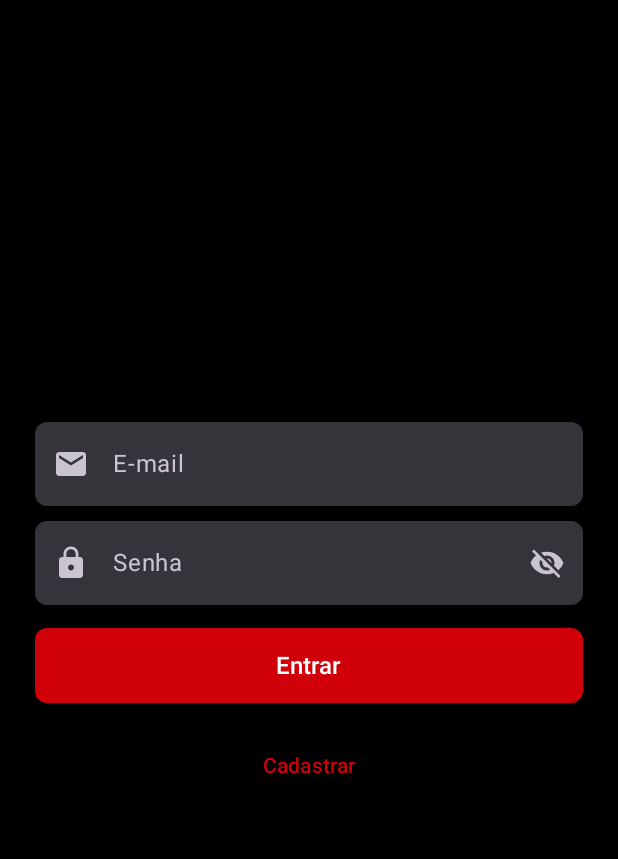
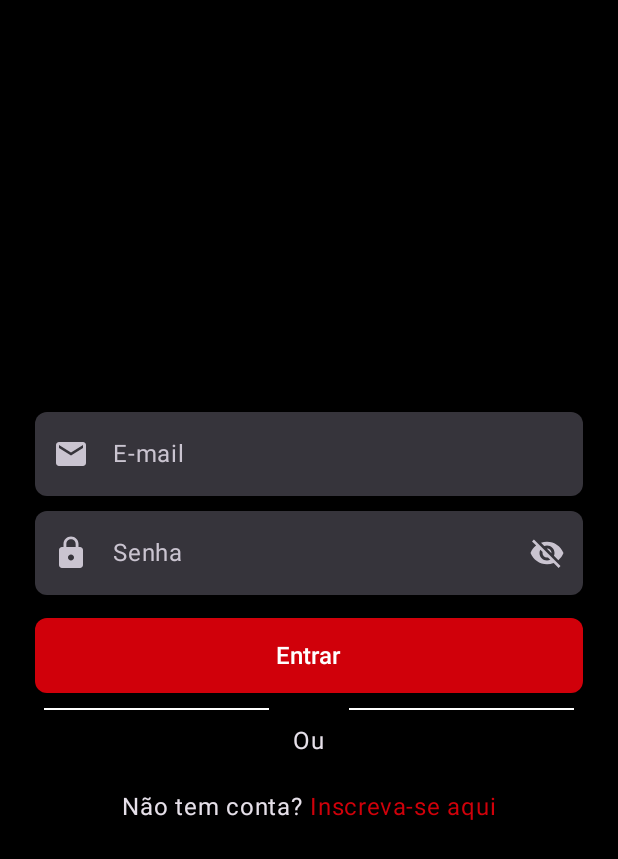
Before and after one commit to Saullo-Programador/Chave-Gen, an Android app built with Jetpack Compose: the screen it shows after launch (MainActivity), on a phone screen of 412 x 824 dp. Shown: the top 859 px of the screen. Run offline under Robolectric (Android 15) with nearby library versions, the phone set to English and light mode, and no system bars; our stand-ins replace Dagger/Hilt's generated code, Firebase (no records; nobody signed in at launch, a user with empty details on screens opened directly), accompanist.

Commit message:
adicionado tela de Splash

```diff
--- a/app/build.gradle.kts
+++ b/app/build.gradle.kts
@@ -75,6 +75,7 @@ dependencies {
 
     implementation(libs.accompanist.systemuicontroller)
     implementation(libs.androidx.datastore.preferences)
+    implementation(libs.lottie.compose)
 
     implementation(libs.androidx.core.ktx)
     implementation(libs.androidx.lifecycle.runtime.ktx)
--- a/app/src/main/java/com/example/chavegen/MainActivity.kt
+++ b/app/src/main/java/com/example/chavegen/MainActivity.kt
@@ -14,20 +14,24 @@
     import androidx.compose.runtime.collectAsState
     import androidx.compose.runtime.getValue
     import androidx.compose.runtime.mutableStateOf
+    import androidx.compose.runtime.remember
     import androidx.compose.runtime.saveable.rememberSaveable
     import androidx.compose.runtime.setValue
     import androidx.compose.ui.Modifier
     import androidx.compose.ui.graphics.Color
     import androidx.hilt.navigation.compose.hiltViewModel
     import androidx.navigation.compose.rememberNavController
+    import com.example.chavegen.ui.navigation.AppGraph
     import com.example.chavegen.ui.navigation.RootNavigationGraph
     import com.example.chavegen.ui.navigation.navigateToAuthGraph
     import com.example.chavegen.ui.navigation.navigateToHomeGraph
+    import com.example.chavegen.ui.screens.SplashScreen
     import com.example.chavegen.ui.theme.ChaveGenTheme
     import com.example.chavegen.ui.viewModel.AppState
     import com.example.chavegen.ui.viewModel.AppViewModel
     import com.google.accompanist.systemuicontroller.rememberSystemUiController
     import dagger.hilt.android.AndroidEntryPoint
+    import kotlinx.coroutines.delay
 
     @AndroidEntryPoint
     class MainActivity : ComponentActivity() {
@@ -38,7 +42,7 @@
                 var isSystemTheme by rememberSaveable { mutableStateOf(true) }
                 ChaveGenTheme(
                     dynamicColor = false,
-                    darkTheme = isSystemTheme
+                    darkTheme = isSystemTheme,
 
                 ){
                     val systemUiController = rememberSystemUiController()
@@ -51,9 +55,36 @@
                     Surface(
                         modifier = Modifier
                             .windowInsetsPadding(WindowInsets.statusBars)
-                            .fillMaxSize()
+                            .fillMaxSize(),
+
                     ) {
                         val navController = rememberNavController()
+                        val splashDurationMillis = 3000L
+                        val appViewModel: AppViewModel = hiltViewModel()
+                        var splashFinished by remember { mutableStateOf(false) }
+                        val appState by appViewModel.state
+                            .collectAsState(initial = AppState())
+
+                        LaunchedEffect(Unit) {
+                            delay(splashDurationMillis)
+                            splashFinished = true
+                        }
+
+                        when {
+                            appState.isInitLoading || !splashFinished -> {
+                                SplashScreen()
+                            }
+                            appState.user != null -> {
+                                LaunchedEffect(Unit) {
+                                    navController.navigateToHomeGraph()
+                                }
+                            }
+                            else -> {
+                                LaunchedEffect(Unit) {
+                                    navController.navigateToAuthGraph()
+                                }
+                            }
+                        }
 
 
                         RootNavigationGraph(
--- a/app/src/main/java/com/example/chavegen/authentication/FirebaseAuthRepository.kt
+++ b/app/src/main/java/com/example/chavegen/authentication/FirebaseAuthRepository.kt
@@ -23,12 +23,11 @@ class FirebaseAuthRepository @Inject constructor(
 
     init {
         firebaseAuth.addAuthStateListener {firebaseAuth ->
-            _currentUser.update {
-                it.copy(
-                    currentUser = firebaseAuth.currentUser,
-                    isInitLoading = false
-                )
-            }
+            _currentUser.value = AuthResult(
+                currentUser = firebaseAuth.currentUser,
+                isInitLoading = false
+
+            )
         }
     }
 
--- a/app/src/main/java/com/example/chavegen/ui/navigation/Navigation.kt
+++ b/app/src/main/java/com/example/chavegen/ui/navigation/Navigation.kt
@@ -42,18 +42,7 @@ fun RootNavigationGraph(
         startDestination = AppGraph.initial.SPLASH
     ) {
         composable(route = AppGraph.initial.SPLASH) {
-            SplashScreen(
-                onNavigateToHome = {
-                    navController.navigate(AppGraph.home.ROOT) {
-                        popUpTo(AppGraph.initial.SPLASH) { inclusive = true }
-                    }
-                },
-                onNavigateToAuth = {
-                    navController.navigate(AppGraph.auth.ROOT) {
-                        popUpTo(AppGraph.initial.SPLASH) { inclusive = true }
-                    }
-                }
-            )
+            SplashScreen()
         }
         authNavGraph(navController = navController)
         homeNavGraph( navController = navController, onThemeToggle = onThemeToggle)
--- a/app/src/main/java/com/example/chavegen/ui/screens/SettingsScreen.kt
+++ b/app/src/main/java/com/example/chavegen/ui/screens/SettingsScreen.kt
@@ -68,11 +68,6 @@ fun SettingsContent(
         verticalArrangement = Arrangement.spacedBy(8.dp),
         horizontalAlignment = Alignment.CenterHorizontally
     ) {
-        Text(
-            text = " ${userName ?: "Carregando..."}",
-            fontSize = 19.sp,
-            fontWeight = FontWeight.Bold
-        )
         SettingsItem(
             text = "Usuario",
             itemText = " ${userName ?: "Carregando..."}",
--- a/app/src/main/java/com/example/chavegen/ui/screens/SignInScreen.kt
+++ b/app/src/main/java/com/example/chavegen/ui/screens/SignInScreen.kt
@@ -3,11 +3,15 @@ package com.example.chavegen.ui.screens
 
 import androidx.compose.animation.AnimatedVisibility
 import androidx.compose.foundation.background
+import androidx.compose.foundation.clickable
 import androidx.compose.foundation.layout.Arrangement
 import androidx.compose.foundation.layout.Box
 import androidx.compose.foundation.layout.Column
+import androidx.compose.foundation.layout.Row
+import androidx.compose.foundation.layout.Spacer
 import androidx.compose.foundation.layout.fillMaxSize
 import androidx.compose.foundation.layout.fillMaxWidth
+import androidx.compose.foundation.layout.height
 import androidx.compose.foundation.layout.padding
 import androidx.compose.foundation.rememberScrollState
 import androidx.compose.foundation.verticalScroll
@@ -137,14 +141,62 @@ fun SignInForm(
             cornerRadius = 8,
             modifier = Modifier.padding(top = 5.dp)
         )
-        TextButton(
-            onClick = onSignUpClick,
-            Modifier
-                .fillMaxWidth(0.8f)
-                .padding(8.dp)
+        HomeBottom(
+            onSignUpClick = onSignUpClick
+        )
+    }
+}
+
+@Composable
+fun HomeBottom(
+    onSignUpClick: () -> Unit
+){
+    Column(
+        modifier = Modifier
+            .fillMaxWidth(),
+        verticalArrangement = Arrangement.spacedBy(10.dp),
+        horizontalAlignment = Alignment.CenterHorizontally
+    ) {
+        Row(
+            modifier = Modifier.fillMaxWidth()
         ) {
-            Text(text = "Cadastrar")
+            Spacer(
+                modifier = Modifier
+                    .weight(1f)
+                    .height(1.dp)
+                    .padding(horizontal = 6.dp)
+                    .background(MaterialTheme.colorScheme.onBackground)
+            )
+            Text(
+                text = "Ou",
+                modifier = Modifier
+                    .padding(10.dp)
+            )
+            Spacer(
+                modifier = Modifier
+                    .weight(1f)
+                    .height(1.dp)
+                    .padding(horizontal = 6.dp)
+                    .background(MaterialTheme.colorScheme.onBackground)
+            )
         }
+        Row (
+            modifier = Modifier
+                .fillMaxWidth(),
+            verticalAlignment = Alignment.CenterVertically,
+            horizontalArrangement = Arrangement.Center
+        ){
+            Text(
+                text = "Não tem conta? "
+            )
+            Text(
+                text = "Inscreva-se aqui",
+                color = MaterialTheme.colorScheme.primary,
+                modifier = Modifier
+                    .clickable{onSignUpClick()}
+            )
+        }
+
     }
 }
 
--- a/app/src/main/java/com/example/chavegen/ui/screens/SplashScreen.kt
+++ b/app/src/main/java/com/example/chavegen/ui/screens/SplashScreen.kt
@@ -1,4 +1,3 @@
-// SplashScreen.kt
 package com.example.chavegen.ui.screens
 
 import androidx.compose.foundation.Image
@@ -9,29 +8,10 @@ import androidx.compose.ui.Alignment
 import androidx.compose.ui.Modifier
 import androidx.compose.ui.res.painterResource
 import androidx.compose.ui.unit.dp
-import androidx.hilt.navigation.compose.hiltViewModel
-import com.example.chavegen.ui.viewModel.AppViewModel
-import com.example.chavegen.ui.viewModel.AppState
-import kotlinx.coroutines.delay
+
 
 @Composable
-fun SplashScreen(
-    onNavigateToHome: () -> Unit,
-    onNavigateToAuth: () -> Unit
-) {
-    val viewModel: AppViewModel = hiltViewModel()
-    val appState by viewModel.state.collectAsState(initial = AppState())
-
-    LaunchedEffect(appState.isInitLoading) {
-        if (!appState.isInitLoading) {
-            delay(2000)
-            if (appState.user != null) {
-                onNavigateToHome()
-            } else {
-                onNavigateToAuth()
-            }
-        }
-    }
+fun SplashScreen() {
 
     Box(
         modifier = Modifier
@@ -44,9 +24,8 @@ fun SplashScreen(
                 contentDescription = "Logo",
                 modifier = Modifier.size(200.dp)
             )
-            Text(text = "🔐 ChaveGen", style = MaterialTheme.typography.headlineMedium)
+            Text(text = "ChaveGen", style = MaterialTheme.typography.headlineMedium)
             Spacer(modifier = Modifier.height(16.dp))
-            CircularProgressIndicator()
         }
     }
 }
--- a/gradle/libs.versions.toml
+++ b/gradle/libs.versions.toml
@@ -13,6 +13,7 @@ espressoCore = "3.6.1"
 lifecycleRuntimeKtx = "2.8.7"
 activityCompose = "1.10.1"
 composeBom = "2025.03.01"
+lottieCompose = "6.0.0"
 navigationCompose = "2.8.9"
 dagger-hilt = "2.51.1"
 ksp = "2.1.10-1.0.29"
@@ -51,6 +52,7 @@ androidx-navigation-compose = { module = "androidx.navigation:navigation-compose
 androidx-hilt-navigation-compose = { module = "androidx.hilt:hilt-navigation-compose", version.ref = "hiltNavigationCompose" }
 androidx-navigation-navigation-compose = { module = "androidx.navigation:navigation-compose", version.ref = "navigationCompose" }
 firebase-ui-auth = { module = "com.firebaseui:firebase-ui-auth", version.ref = "firebaseUiAuth" }
+lottie-compose = { module = "com.airbnb.android:lottie-compose", version.ref = "lottieCompose" }
 play-services-auth = { module = "com.google.android.gms:play-services-auth", version.ref = "playServicesAuth" }
 play-services-base = { module = "com.google.android.gms:play-services-base", version.ref = "playServicesBase" }
 
```
